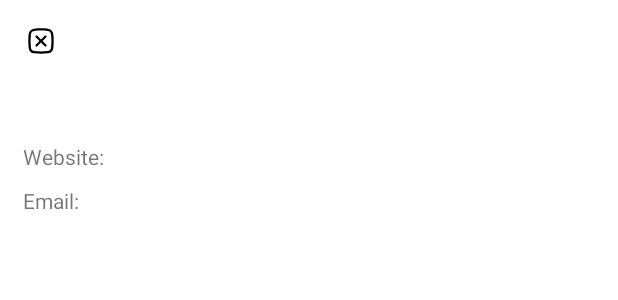
After one commit to sonalimerchia/CS465-Pixelbyte, an Android app: the layout fragment_tutoring_information.xml on its own in the app's theme, with its tools: preview values and no code run, on a phone screen of 412 x 824 dp. The commit adds this screen. Shown: the top 300 px of the screen. Run offline under Robolectric (Android 15) with nearby library versions, the phone set to English and light mode, and no system bars.

Commit message:
Create dialog for the tutoring help

```diff
--- a/app/src/main/java/edu/illinois/cs465/pixelbyte/ClassList/ClassElementClickListener.java
+++ b/app/src/main/java/edu/illinois/cs465/pixelbyte/ClassList/ClassElementClickListener.java
@@ -3,8 +3,11 @@ package edu.illinois.cs465.pixelbyte.ClassList;
 import android.content.Intent;
 import android.view.View;
 
+import androidx.fragment.app.DialogFragment;
+
 import edu.illinois.cs465.pixelbyte.ClassActivity;
 import edu.illinois.cs465.pixelbyte.ClassStructures.ClassData;
+import edu.illinois.cs465.pixelbyte.TutoringInformationFragment;
 
 public class ClassElementClickListener implements View.OnClickListener {
     ClassData classData_;
--- /dev/null
+++ b/app/src/main/res/layout/fragment_tutoring_information.xml
@@ -0,0 +1,78 @@
+<?xml version="1.0" encoding="utf-8"?>
+<RelativeLayout
+    xmlns:android="http://schemas.android.com/apk/res/android"
+    xmlns:tools="http://schemas.android.com/tools"
+    android:layout_width="match_parent"
+    android:layout_height="match_parent"
+    tools:context=".TutoringInformationFragment"
+    android:gravity="top"
+    android:padding="15dp"
+    >
+
+    <ImageView
+        android:id="@+id/close_dialog"
+        android:layout_width="wrap_content"
+        android:layout_height="wrap_content"
+        android:layout_alignParentStart="true"
+        android:layout_alignParentTop="true"
+        android:layout_gravity="left"
+        android:src="@drawable/ic_cancel_svgrepo_com" />
+
+    <TextView
+        android:id="@+id/department_label"
+        android:layout_width="wrap_content"
+        android:layout_height="wrap_content"
+        android:gravity="center"
+        android:layout_below="@id/close_dialog"
+        android:layout_alignParentStart="true"
+        android:layout_alignParentEnd="true"
+        style="@style/TextAppearance.AppCompat.Display1"
+        />
+
+    <RelativeLayout
+        android:layout_width="match_parent"
+        android:layout_height="wrap_content"
+        android:layout_below="@id/department_label"
+        >
+
+        <TextView
+            android:layout_width="wrap_content"
+            android:layout_height="wrap_content"
+            android:layout_alignTop="@id/department_website"
+            android:layout_alignBottom="@id/department_website"
+            android:layout_alignParentStart="true"
+            android:text="Website: "
+        />
+
+        <TextView
+            android:id="@+id/department_website"
+            android:layout_width="match_parent"
+            android:layout_height="wrap_content"
+            android:layout_alignParentTop="true"
+            android:layout_alignParentEnd="true"
+            android:layout_marginVertical="10dp"
+            android:gravity="right" />
+
+
+        <TextView
+            android:layout_width="wrap_content"
+            android:layout_height="wrap_content"
+            android:layout_alignTop="@id/department_email"
+            android:layout_alignBottom="@id/department_email"
+            android:layout_alignParentStart="true"
+
+            android:text="Email: "
+            />
+
+        <TextView
+            android:id="@+id/department_email"
+            android:layout_width="match_parent"
+            android:layout_height="wrap_content"
+            android:layout_below="@id/department_website"
+            android:layout_alignParentEnd="true"
+            android:layout_marginBottom="10dp"
+            android:gravity="right" />
+
+
+    </RelativeLayout>
+</RelativeLayout>
--- a/app/src/main/res/values/strings.xml
+++ b/app/src/main/res/values/strings.xml
@@ -240,4 +240,6 @@
         <item>YDSH - Yiddish</item>
         <item>ZULU - Zulu</item>
     </string-array>
+    <!-- TODO: Remove or change this placeholder text -->
+    <string name="hello_blank_fragment">Hello blank fragment</string>
 </resources>
```
Also changed, not shown: app/src/main/java/edu/illinois/cs465/pixelbyte/ClassActivity.java (+14 -0 lines), app/src/main/java/edu/illinois/cs465/pixelbyte/ClassList/ClassListAdapter.java (+13 -1 lines), app/src/main/java/edu/illinois/cs465/pixelbyte/ClassStructures/ClassData.java (+8 -26 lines), app/src/main/java/edu/illinois/cs465/pixelbyte/MainActivity.java (+7 -0 lines), app/src/main/java/edu/illinois/cs465/pixelbyte/TutoringInformationFragment.java (added, +93 -0 lines).
